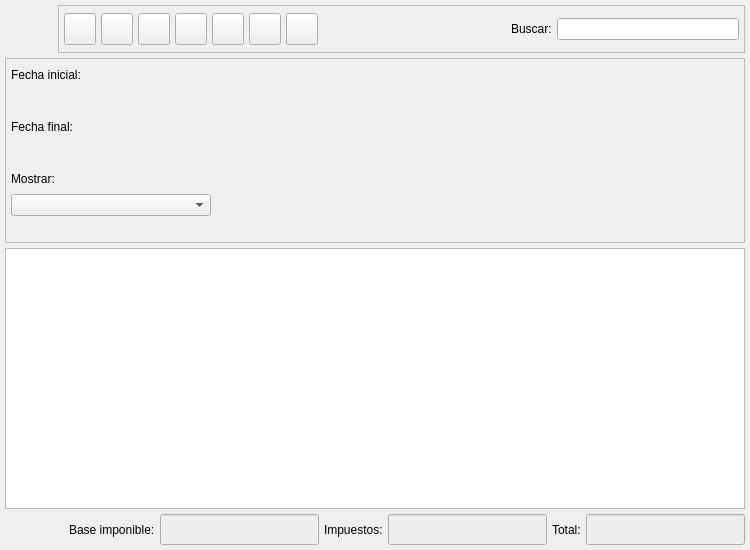
This is bulmages/bulmafact/plugins/pluginfactura/facturaslistbase.ui in eboladev/Bulmages-1 as Qt 5 draws it before an edit. The edited form follows.
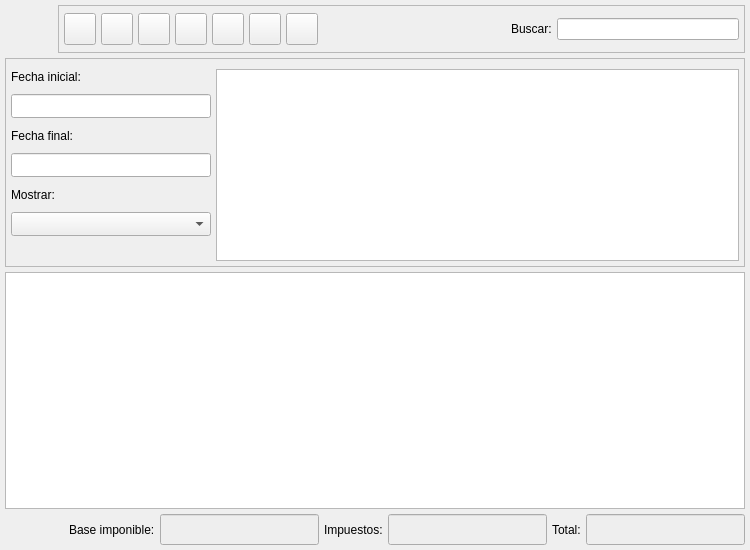
This is the edited form. Icons and pictures are not drawn. Custom widgets are drawn as their Qt base class.

Commit message: Saco la gestion de clientes como un plugin.

```diff
--- a/bulmages/bulmafact/plugins/pluginfactura/facturaslistbase.ui
+++ b/bulmages/bulmafact/plugins/pluginfactura/facturaslistbase.ui
@@ -95,7 +95,7 @@
          </widget>
         </item>
         <item>
-         <widget class="BusquedaCliente" native="1" name="m_cliente" >
+         <widget class="Busqueda" name="m_cliente" >
           <property name="sizePolicy" >
            <sizepolicy vsizetype="Preferred" hsizetype="Expanding" >
             <horstretch>0</horstretch>
@@ -133,7 +133,7 @@
        </widget>
       </item>
       <item row="1" column="0" >
-       <widget class="BusquedaFecha" native="1" name="m_fechain" >
+       <widget class="BusquedaFecha" name="m_fechain" >
         <property name="sizePolicy" >
          <sizepolicy vsizetype="Preferred" hsizetype="Fixed" >
           <horstretch>0</horstretch>
@@ -171,7 +171,7 @@
        </widget>
       </item>
       <item row="3" column="0" >
-       <widget class="BusquedaFecha" native="1" name="m_fechafin" >
+       <widget class="BusquedaFecha" name="m_fechafin" >
         <property name="sizePolicy" >
          <sizepolicy vsizetype="Preferred" hsizetype="Fixed" >
           <horstretch>0</horstretch>
@@ -857,9 +857,9 @@
  <layoutdefault spacing="3" margin="5" />
  <customwidgets>
   <customwidget>
-   <class>BusquedaCliente</class>
-   <extends>QWidget</extends>
-   <header>busquedacliente.h</header>
+   <class>BusquedaFecha</class>
+   <extends>QLineEdit</extends>
+   <header>../../bulmalib/src/busquedafecha.h</header>
   </customwidget>
   <customwidget>
    <class>FacturasListSubform</class>
@@ -872,9 +872,9 @@
    <header>busquedaarticulo.h</header>
   </customwidget>
   <customwidget>
-   <class>BusquedaFecha</class>
-   <extends>QWidget</extends>
-   <header>../../bulmalib/src/busquedafecha.h</header>
+   <class>Busqueda</class>
+   <extends>QTextEdit</extends>
+   <header>busqueda.h</header>
   </customwidget>
  </customwidgets>
  <resources>
```
Left out of the diff: 20 changed lines with no effect on the pictures. The commit also changes 105 other files.
